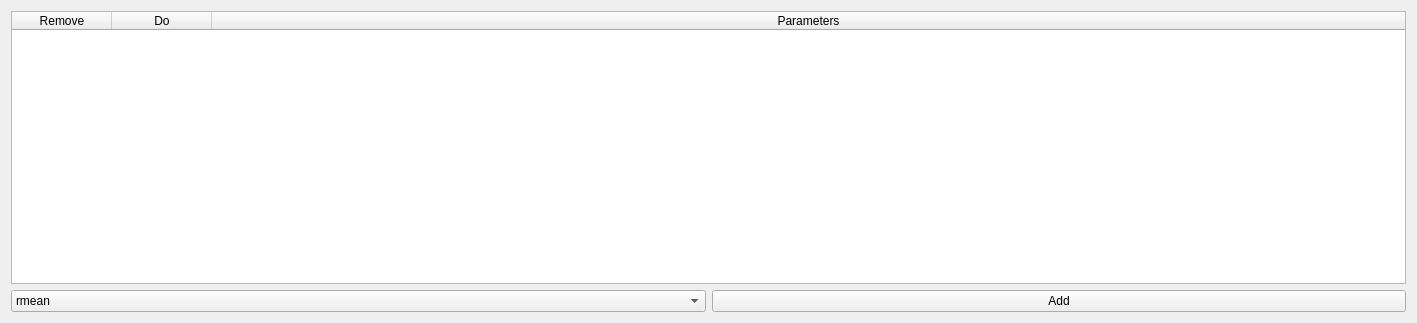
ProjectISP/ISP, file isp/resources/designer_uis/parameters.ui: the form before one commit.
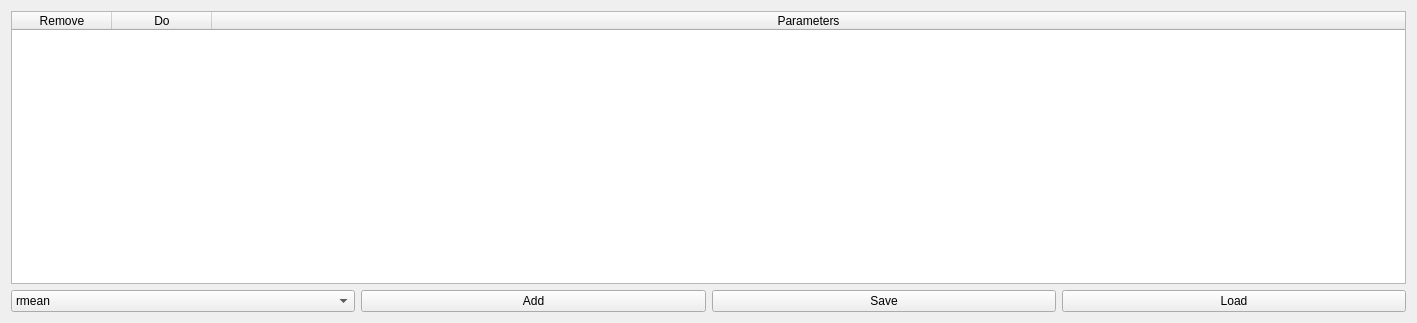
The form after the commit.

Commit message: Added Load and Save features to Earthquake location macros.

What changed in the file:
```diff
--- a/isp/resources/designer_uis/parameters.ui
+++ b/isp/resources/designer_uis/parameters.ui
@@ -112,6 +112,20 @@
        </property>
       </widget>
      </item>
+     <item>
+      <widget class="QPushButton" name="saveBtn">
+       <property name="text">
+        <string>Save</string>
+       </property>
+      </widget>
+     </item>
+     <item>
+      <widget class="QPushButton" name="loadBtn">
+       <property name="text">
+        <string>Load</string>
+       </property>
+      </widget>
+     </item>
     </layout>
    </item>
   </layout>
```
The commit also changes 2 other files.
